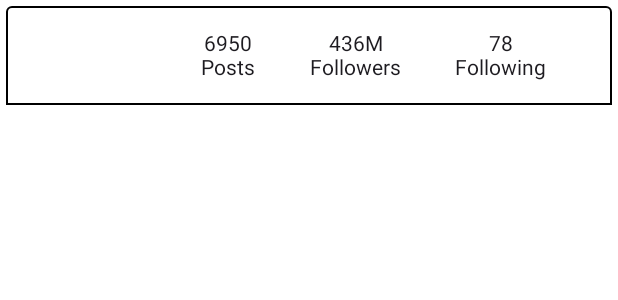
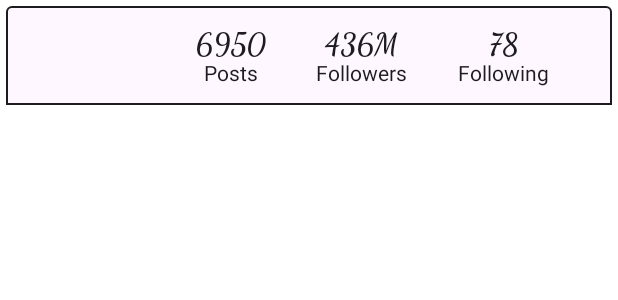
Before and after one commit to LikeMagic85/Instagram_Profile_Card, an Android app built with Jetpack Compose: the @Preview function InstagramProfileCard, on a phone screen of 412 x 824 dp. Shown: the top 300 px of the screen. Run offline under Robolectric (Android 15) with nearby library versions, the phone set to English and light mode, and no system bars.

Commit message:
Work with theme

```diff
--- a/app/src/main/java/com/like_magic/instagramprofilecard/ui/InstagramProfileCard.kt
+++ b/app/src/main/java/com/like_magic/instagramprofilecard/ui/InstagramProfileCard.kt
@@ -11,13 +11,16 @@ import androidx.compose.foundation.layout.size
 import androidx.compose.foundation.shape.RoundedCornerShape
 import androidx.compose.material3.Card
 import androidx.compose.material3.CardDefaults
+import androidx.compose.material3.MaterialTheme
 import androidx.compose.material3.Text
 import androidx.compose.runtime.Composable
 import androidx.compose.ui.Alignment
 import androidx.compose.ui.Modifier
-import androidx.compose.ui.graphics.Color
+import androidx.compose.ui.text.font.FontFamily
+import androidx.compose.ui.text.font.FontWeight
 import androidx.compose.ui.tooling.preview.Preview
 import androidx.compose.ui.unit.dp
+import androidx.compose.ui.unit.sp
 
 @Preview
 @Composable
@@ -27,15 +30,16 @@ fun InstagramProfileCard() {
             topStart = 4.dp,
             topEnd = 4.dp
         ),
-        border = BorderStroke(1.dp, Color.Black),
+        border = BorderStroke(1.dp, MaterialTheme.colorScheme.onBackground),
         colors = CardDefaults.cardColors(
-            containerColor = Color.White
+            containerColor = MaterialTheme.colorScheme.background
         ),
         modifier = Modifier.padding(4.dp)
     ) {
-        Row(modifier = Modifier
-            .fillMaxWidth()
-            .padding(8.dp),
+        Row(
+            modifier = Modifier
+                .fillMaxWidth()
+                .padding(8.dp),
             horizontalArrangement = Arrangement.SpaceEvenly,
             verticalAlignment = Alignment.CenterVertically
 
@@ -43,21 +47,26 @@ fun InstagramProfileCard() {
             Box(
                 modifier = Modifier.size(50.dp)
             )
-            SetValue(topText = "6950", bottomText = "Posts")
-            SetValue(topText = "436M", bottomText = "Followers")
-            SetValue(topText = "78", bottomText = "Following")
+            UserStatistics(topText = "6950", bottomText = "Posts")
+            UserStatistics(topText = "436M", bottomText = "Followers")
+            UserStatistics(topText = "78", bottomText = "Following")
         }
     }
 
 }
 
 @Composable
-private fun SetValue(topText:String, bottomText:String){
+private fun UserStatistics(topText: String, bottomText: String) {
     Column(
         horizontalAlignment = Alignment.CenterHorizontally
     ) {
         Box() {
-            Text(text = topText)
+            Text(
+                text = topText,
+                fontSize = 20.sp,
+                fontWeight = FontWeight.Bold,
+                fontFamily = FontFamily.Cursive
+            )
         }
         Box() {
             Text(text = bottomText)
```
Also changed, not shown: app/src/main/java/com/like_magic/instagramprofilecard/MainActivity.kt (+15 -1 lines), app/src/main/java/com/like_magic/instagramprofilecard/ui/theme/Theme.kt (+16 -12 lines).
